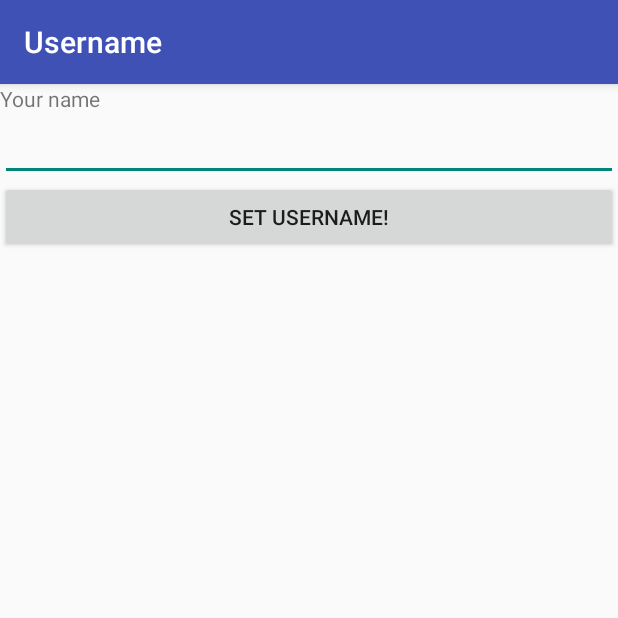
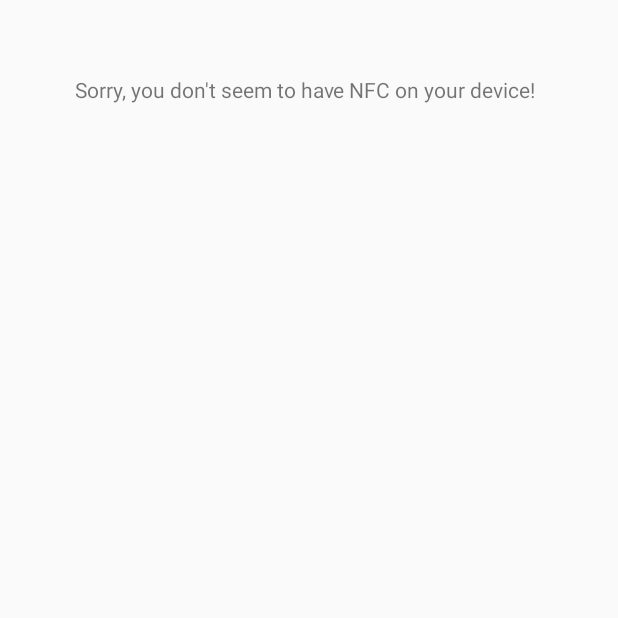
Before and after one commit to b-czaszynski/thresholdBC, an Android app: the screen it shows after launch (SetUsernameActivity before the commit, NoNfcFoundActivity after it), on a phone screen of 412 x 824 dp, the top half of it. Run offline under Robolectric (Android 15) with nearby library versions, the light colour scheme and no system bars.

Commit message:
Implemented a screen for if the user has no NFC on their device

```diff
--- a/android/app/src/main/AndroidManifest.xml
+++ b/android/app/src/main/AndroidManifest.xml
@@ -57,6 +57,10 @@
             android:name=".SetUsernameActivity"
             android:label="@string/title_activity_set_username"
             android:theme="@style/Theme.AppCompat.Light.NoActionBar"/>
+        <activity
+            android:name=".NoNfcFoundActivity"
+            android:label="@string/title_no_nfc_found"
+            android:theme="@style/Theme.AppCompat.Light.NoActionBar"/>
     </application>
 
 </manifest>
--- a/android/app/src/main/java/org/blockchainbeasts/passbuddies/KeySharing.java
+++ b/android/app/src/main/java/org/blockchainbeasts/passbuddies/KeySharing.java
@@ -31,20 +31,26 @@
         super.onCreate(savedInstanceState);
         setContentView(R.layout.activity_key_sharing);
 
+        //Check whether device has nfc
+        if (NfcAdapter.getDefaultAdapter(this) == null) {
+            startActivity(new Intent(this, NoNfcFoundActivity.class));
+        } else {
+            //Check if we have nfc permission
+            if ( checkSelfPermission(Manifest.permission.NFC) == PackageManager.PERMISSION_GRANTED) {
+                Toast.makeText(this, "NFC permission granted",
+                        Toast.LENGTH_SHORT).show();
+            } else {
+                requestPermissions(new String[]{Manifest.permission.NFC}, 0);
+            }
+            // Clear nfc messages to send
+            NfcAdapter.getDefaultAdapter(this).setNdefPushMessage(null, this);
+        }
+
         // Get username
         SharedPreferences preferences = this.getSharedPreferences("username", Context.MODE_PRIVATE);
         if(preferences.getString("username", null) == null){
             startActivity(new Intent(this, SetUsernameActivity.class));
         }
-        //Check if we have nfc permission
-        if ( checkSelfPermission(Manifest.permission.NFC) == PackageManager.PERMISSION_GRANTED) {
-            Toast.makeText(this, "NFC permission granted",
-                    Toast.LENGTH_SHORT).show();
-        } else {
-            requestPermissions(new String[]{Manifest.permission.NFC}, 0);
-        }
-        //Clear nfc messages to send
-        NfcAdapter.getDefaultAdapter(this).setNdefPushMessage(null, this);
     }
 
 //Navigation
--- /dev/null
+++ b/android/app/src/main/java/org/blockchainbeasts/passbuddies/NoNfcFoundActivity.java
@@ -0,0 +1,17 @@
+package org.blockchainbeasts.passbuddies;
+
+import android.app.Activity;
+import android.os.Bundle;
+
+/**
+ * Created by HP on 22-1-2018.
+ */
+
+public class NoNfcFoundActivity extends Activity {
+
+    @Override
+    protected void onCreate(Bundle savedInstanceState) {
+        super.onCreate(savedInstanceState);
+        setContentView(R.layout.activity_no_nfc_found);
+    }
+}
--- /dev/null
+++ b/android/app/src/main/res/layout/activity_no_nfc_found.xml
@@ -0,0 +1,13 @@
+<RelativeLayout xmlns:android="http://schemas.android.com/apk/res/android"
+    xmlns:tools="http://schemas.android.com/tools" android:layout_width="match_parent"
+    android:layout_height="match_parent" android:paddingLeft="50dp"
+    android:paddingRight="50dp" android:paddingTop="50dp"
+    android:paddingBottom="50dp" tools:context=".NoNfcFoundActivity">
+
+    <TextView
+        android:id="@+id/sendBackReceivedMessages"
+        android:layout_width="match_parent"
+        android:layout_height="wrap_content"
+        android:text="@string/no_nfc_found"/>
+
+</RelativeLayout>
--- a/android/app/src/main/res/values/strings.xml
+++ b/android/app/src/main/res/values/strings.xml
@@ -4,8 +4,7 @@
     <string name="name_input_label">Name</string>
     <string name="secret_input_label">Secret</string>
     <string name="button_create_shares">Create shares</string>
-    <string name="button_send_back_share">Return
-    </string>
+    <string name="button_send_back_share">Return</string>
     <string name="your_name_hint">Your name</string>
     <string name="number_input_n_hint">N</string>
     <string name="number_input_t_hint">T</string>
@@ -17,9 +16,11 @@
     <string name="title_activity_received_share">Received a secret</string>
     <string name="title_activity_list_friend_shares">Friends shares</string>
     <string name="title_activity_list_own_shares">Your shares</string>
+    <string name="title_no_nfc_found">No NFC found</string>
     <string name="view_own_shares">View my secrets</string>
     <string name="recover_secret">Recover</string>
     <string name="name">Name</string>
     <string name="title_activity_set_username">Username</string>
     <string name="amount_of_shares_to_keep_yourself">Amount of shares to keep yourself:</string>
+    <string name="no_nfc_found">Sorry, you don\'t seem to have NFC on your device!</string>
 </resources>
```
